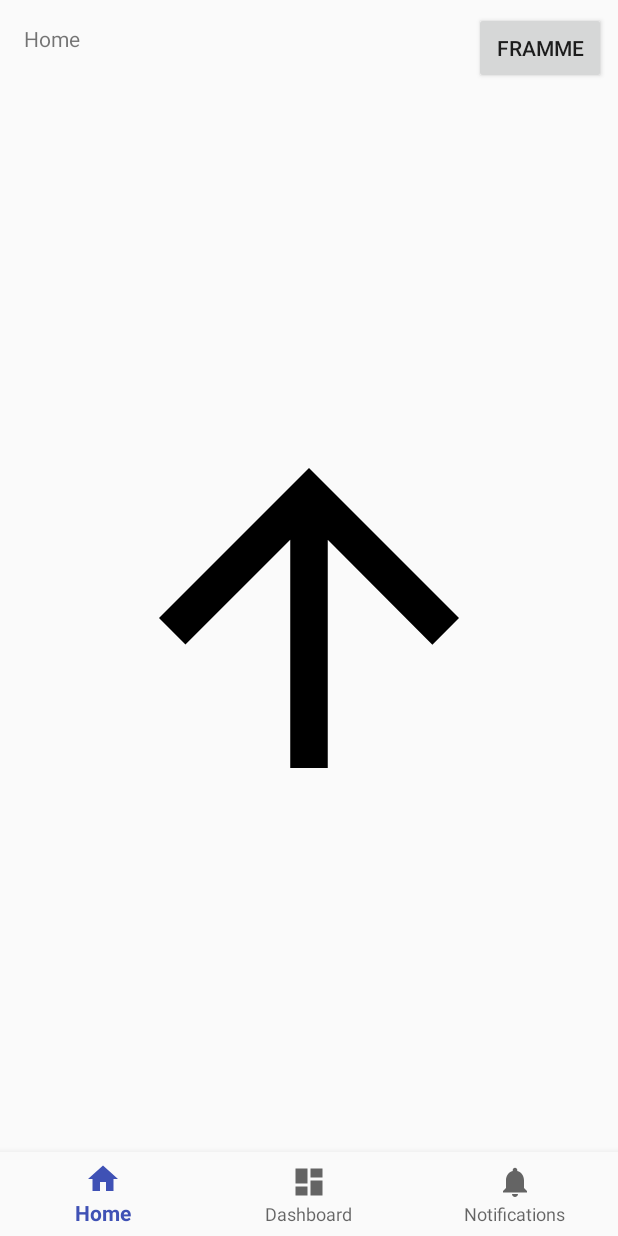
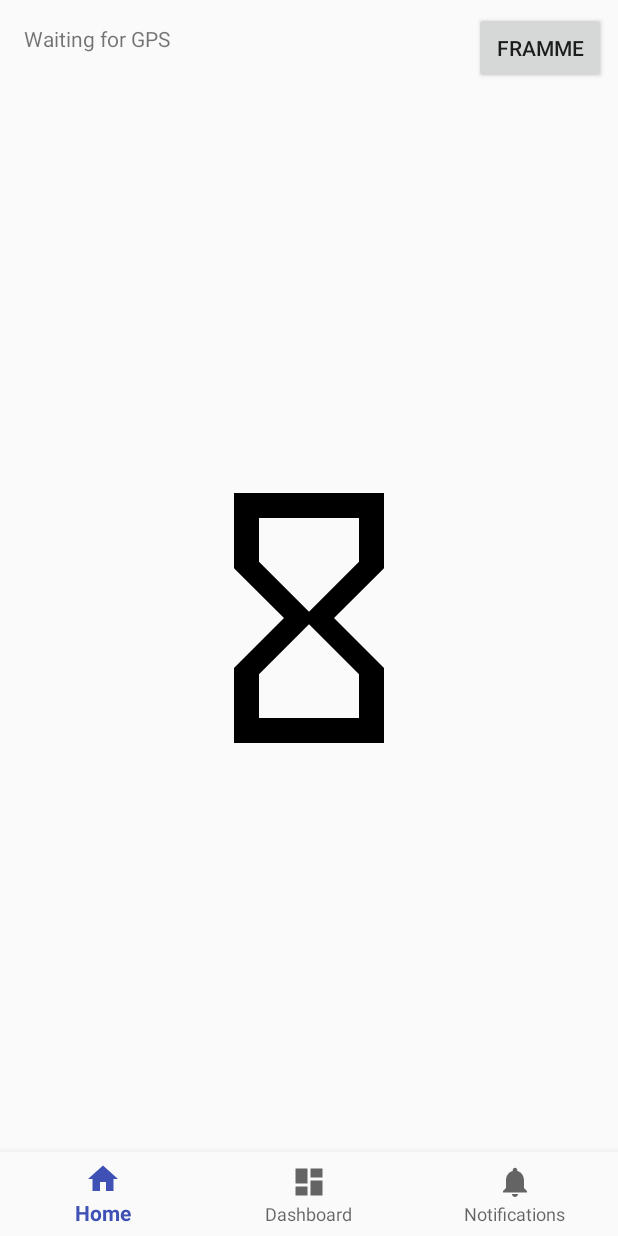
Before and after one commit to joakimoa/icatch, an Android app: the GameActivity screen opened directly, with no data from a screen before it, on a phone screen of 412 x 824 dp. Run offline under Robolectric (Android 15) with nearby library versions, the phone set to English and light mode, and no system bars; Roboto replaces fonts that are not available here.

Commit message:
Nu visas ett timglas innan GPSen låses

```diff
--- a/app/src/main/java/com/absolutapp/icatch/GameActivity.java
+++ b/app/src/main/java/com/absolutapp/icatch/GameActivity.java
@@ -40,6 +40,7 @@ public class GameActivity extends AppCompatActivity implements SensorEventListen
 
     private final int closeEnoughDistance = 22;
     private boolean hasReachedGoal = false;
+    private boolean GPSset = false;
 
 
 
@@ -114,6 +115,7 @@ public class GameActivity extends AppCompatActivity implements SensorEventListen
 
         //gps = new GPS(this);
 
+        mTextMessage.setText("Waiting for GPS");
         gps();
         goal = new Location("");
 
@@ -178,6 +180,11 @@ public class GameActivity extends AppCompatActivity implements SensorEventListen
         locationListener = new LocationListener() {
             @Override
             public void onLocationChanged(Location location) {
+                if(!GPSset){
+                    GPSset = true;
+                    //compass.setImageDrawable(getDrawable(R.drawable.ic_gps_not_fixed_black_24dp));
+                    compass.setImageDrawable(getDrawable(R.drawable.ic_arrow_upward_black_24dp));
+                }
                 //we want
                 if(debug) {
                     mTextMessage.setText(arrowCalculator.getDistanceString(location) + "\n\n" +getLatLong(location) + getRelativeLatLong(location) + " direction " + arrowCalculator.getDirection(location));
--- a/app/src/main/java/com/absolutapp/icatch/MainAccelerometer.java
+++ b/app/src/main/java/com/absolutapp/icatch/MainAccelerometer.java
@@ -121,5 +121,6 @@ public class MainAccelerometer extends Activity implements AccelerometerListener
     private void exitApp() {
                     Toast.makeText(getBaseContext(), "Return",
                             Toast.LENGTH_SHORT).show();
+
     }
 }
--- /dev/null
+++ b/app/src/main/res/drawable/ic_hourglass_empty_black_24dp.xml
@@ -0,0 +1,9 @@
+<vector xmlns:android="http://schemas.android.com/apk/res/android"
+        android:width="200dp"
+        android:height="200dp"
+        android:viewportWidth="24.0"
+        android:viewportHeight="24.0">
+    <path
+        android:fillColor="#FF000000"
+        android:pathData="M6,2v6h0.01L6,8.01 10,12l-4,4 0.01,0.01L6,16.01L6,22h12v-5.99h-0.01L18,16l-4,-4 4,-3.99 -0.01,-0.01L18,8L18,2L6,2zM16,16.5L16,20L8,20v-3.5l4,-4 4,4zM12,11.5l-4,-4L8,4h8v3.5l-4,4z"/>
+</vector>
--- a/app/src/main/res/layout/activity_game.xml
+++ b/app/src/main/res/layout/activity_game.xml
@@ -39,15 +39,18 @@
         app:layout_constraintHorizontal_bias="0.5"
         app:layout_constraintStart_toStartOf="parent"
         app:layout_constraintTop_toTopOf="parent"
-        app:srcCompat="@drawable/ic_arrow_upward_black_24dp" />
+        app:srcCompat="@drawable/ic_hourglass_empty_black_24dp"
+        />
+    <!-- app:srcCompat="@drawable/ic_arrow_upward_black_24dp"-->
 
-    <com.google.android.gms.maps.MapView
+
+    <!--<com.google.android.gms.maps.MapView
         android:id="@+id/mapView"
         android:layout_width="wrap_content"
         android:layout_height="wrap_content"
         android:visibility="invisible"
         tools:layout_editor_absoluteX="279dp"
-        tools:layout_editor_absoluteY="434dp" />
+        tools:layout_editor_absoluteY="434dp" />-->
 
     <Button
         android:id="@+id/button"
```
